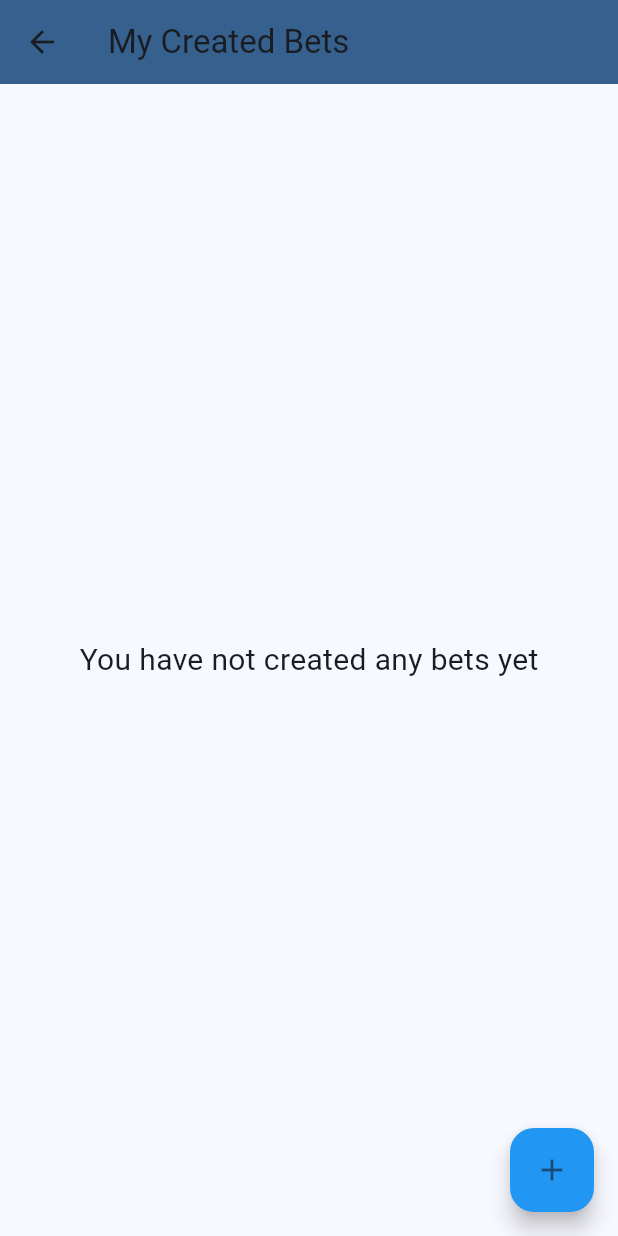
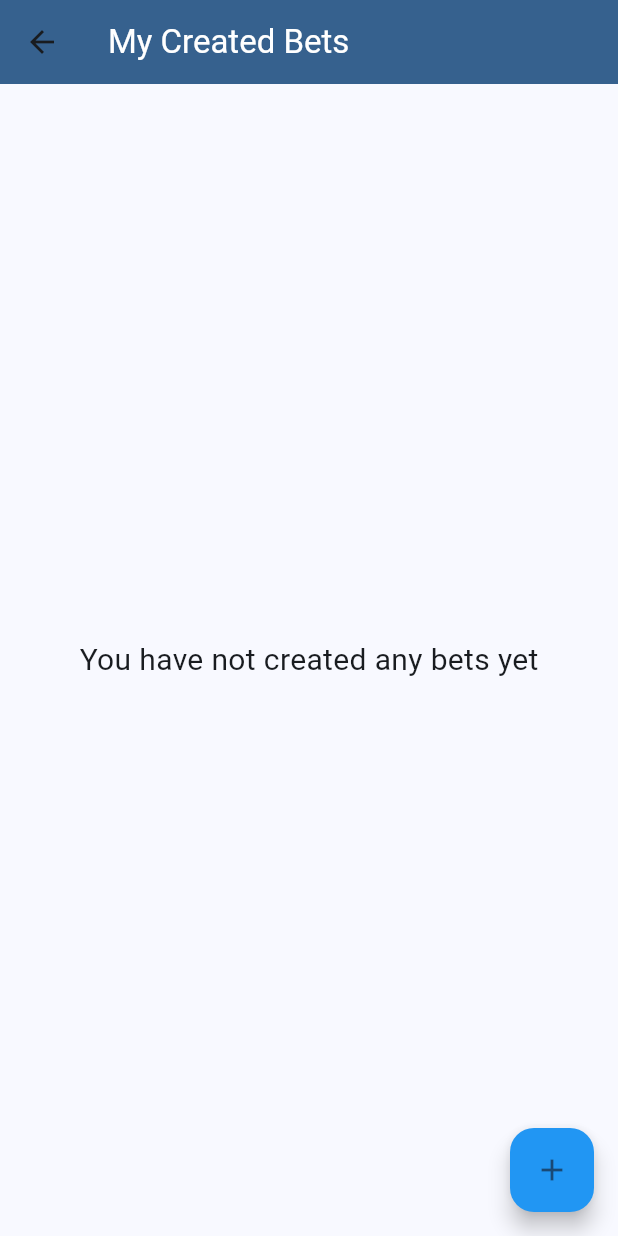
Before and after one commit to aradbm/ibet, a Flutter app: the MyBetsScreen screen opened directly, on a phone screen of 412 x 824 dp. Run offline on Flutter 3.47's test engine with Material 3 defaults, Android fonts, the phone set to English and light mode, and no system bars; our stand-ins replace cloud_firestore, firebase_auth, firebase_core, flutter_datetime_picker_plus; accounts and stored records are empty.

Commit message:
TextStyle_toWhite

```diff
--- a/lib/screens/bets/joined_bets.dart
+++ b/lib/screens/bets/joined_bets.dart
@@ -51,7 +51,8 @@ class _JoinedBetsScreenState extends State<JoinedBetsScreen> {
 
     return Scaffold(
       appBar: AppBar(
-        title: const Text('My Joined Bets'),
+        title: Text(('My Joined Bets'),
+        style:TextStyle(color: Theme.of(context).colorScheme.onSecondary)),
         backgroundColor: Theme.of(context).primaryColor,
         actions: [
           IconButton(
--- a/lib/screens/bets/my_bets.dart
+++ b/lib/screens/bets/my_bets.dart
@@ -62,7 +62,8 @@ class _MyBetsScreenState extends State<MyBetsScreen> {
         child: const Icon(Icons.add),
       ),
       appBar: AppBar(
-        title: const Text('My Created Bets'),
+        title: Text(('My Created Bets'),
+        style:TextStyle(color: Theme.of(context).colorScheme.onSecondary)),
         backgroundColor: Theme.of(context).primaryColor,
       ),
       body: StreamBuilder(
```
